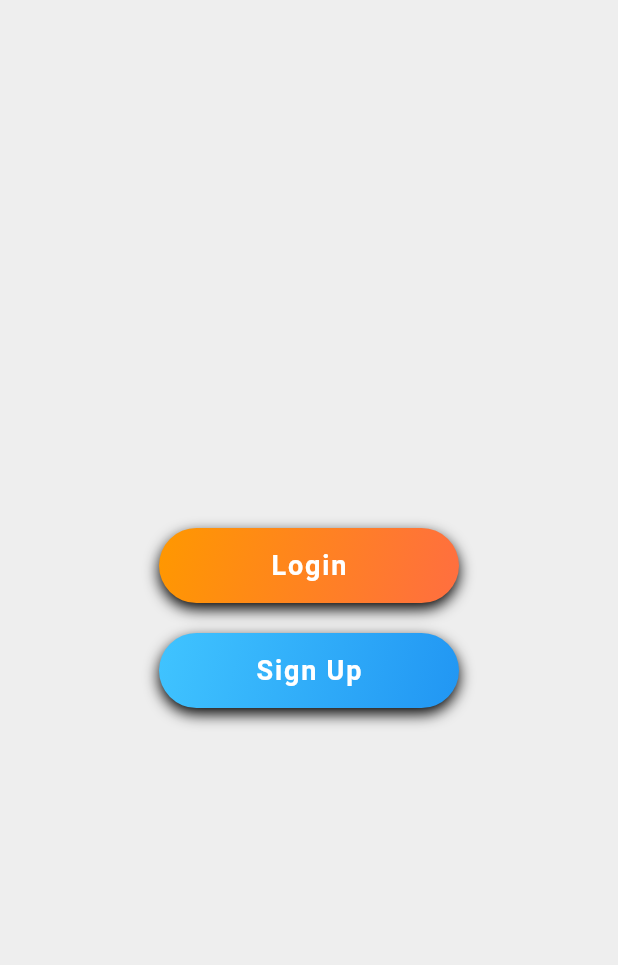
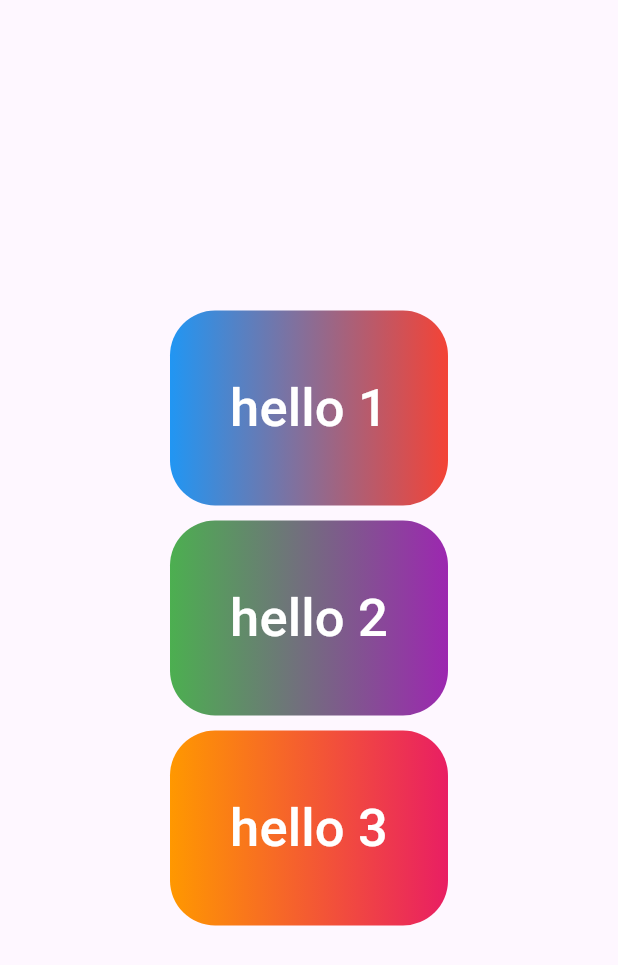
Before and after one commit to Visall666/FLUTTER1, a Flutter app: the screen it shows after launch, on a phone screen of 412 x 824 dp. Shown: the top 965 px of the screen. Run offline on Flutter 3.47's test engine with Material 3 defaults, Android fonts, the phone set to English and light mode, and no system bars.

Commit message:
Update main

```diff
--- a/ex1/lib/main.dart
+++ b/ex1/lib/main.dart
@@ -1,35 +1,19 @@
 import 'package:flutter/material.dart';
 
 void main() {
+
   runApp(
-    MaterialApp(
+    const MaterialApp(
       home: Scaffold(
-        backgroundColor: Colors.grey[200],
         body: Center(
           child: Column(
             mainAxisAlignment: MainAxisAlignment.center,
             children: [
-              GradientButton(
-                text: 'Login',
-                gradientColors: const [
-                  Colors.orange,
-                  Colors.deepOrangeAccent,
-                ],
-                onPressed: () {
-                  print('Login Button Pressed!');
-                },
-              ),
-              const SizedBox(height: 20), // space between buttons
-              GradientButton(
-                text: 'Sign Up',
-                gradientColors: const [
-                  Colors.lightBlueAccent,
-                  Colors.blue,
-                ],
-                onPressed: () {
-                  print('Sign Up Button Pressed!');
-                },
-              ),
+              GradientButton("hello 1", start: Colors.blue, end: Colors.red),
+              SizedBox(height: 10),
+              GradientButton("hello 2", start: Colors.green, end: Colors.purple),
+              SizedBox(height: 10),
+              GradientButton("hello 3", start: Colors.orange, end: Colors.pink),
             ],
           ),
         ),
@@ -38,51 +22,36 @@ void main() {
   );
 }
 
+// Custom GradientButton widget
 class GradientButton extends StatelessWidget {
   final String text;
-  final List<Color> gradientColors;
-  final VoidCallback onPressed;
+  final Color start;
+  final Color end;
 
-  const GradientButton({
-    super.key,
-    required this.text,
-    required this.gradientColors,
-    required this.onPressed,
-  });
+  const GradientButton(this.text, {super.key, required this.start, required this.end});
 
   @override
   Widget build(BuildContext context) {
-    return GestureDetector(
-      onTap: onPressed,
-      child: Container(
-        width: 200,
-        height: 50,
-        decoration: BoxDecoration(
-          borderRadius: BorderRadius.circular(25),
-          gradient: LinearGradient(
-            colors: gradientColors,
-            begin: Alignment.topLeft,
-            end: Alignment.bottomRight,
-          ),
-          boxShadow: [
-            BoxShadow(
-              blurRadius: 8,
-              offset: const Offset(0, 4),
-            ),
-          ],
+    return Container(
+      decoration: BoxDecoration(
+        gradient: LinearGradient(colors: [start, end]),
+        borderRadius: BorderRadius.circular(30),
+      ),
+      child: ElevatedButton(
+        style: ElevatedButton.styleFrom(
+          backgroundColor: Colors.transparent,
+          shadowColor: Colors.transparent,
+          padding: const EdgeInsets.symmetric(horizontal: 40, vertical: 40),
+          shape: RoundedRectangleBorder(borderRadius: BorderRadius.circular(30)),
         ),
-        child: Center(
-          child: Text(
-            text,
-            style: const TextStyle(
-              color: Colors.white,
-              fontSize: 18,
-              fontWeight: FontWeight.bold,
-              letterSpacing: 1.2,
-            ),
-          ),
-        ),
-      ),
+        onPressed: () {
+          print('$text pressed');
+        },
+        child: Text(
+          text,
+          style: const TextStyle(color: Colors.white, fontSize: 35),
+        )
+      )
     );
   }
 }
```
